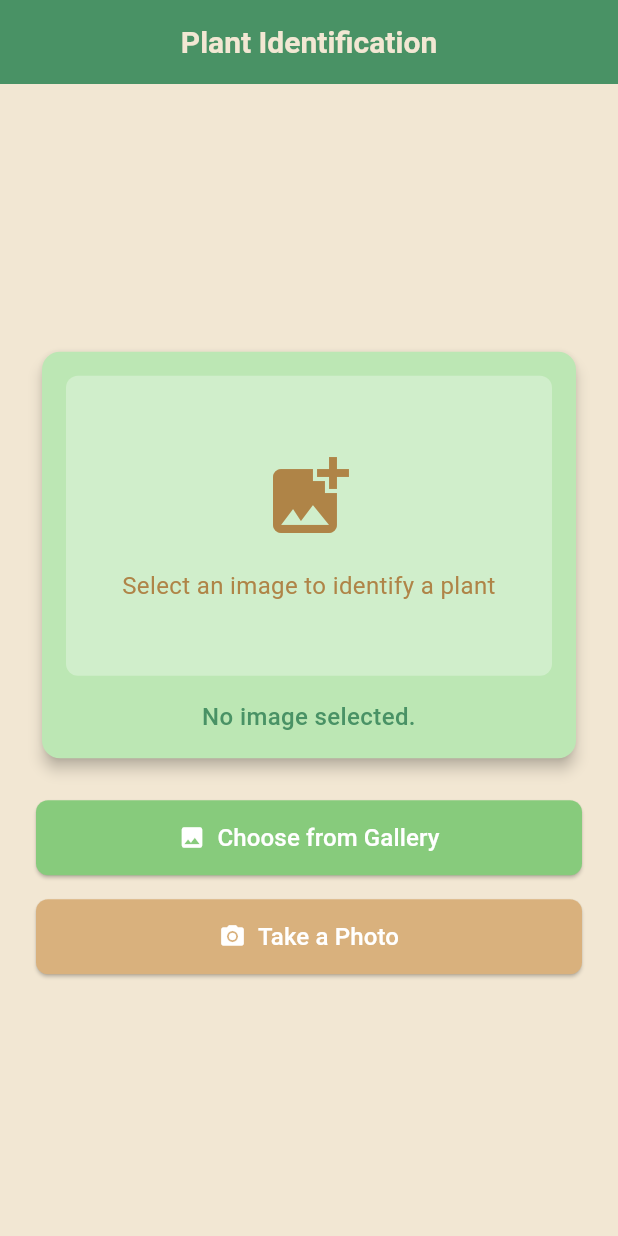
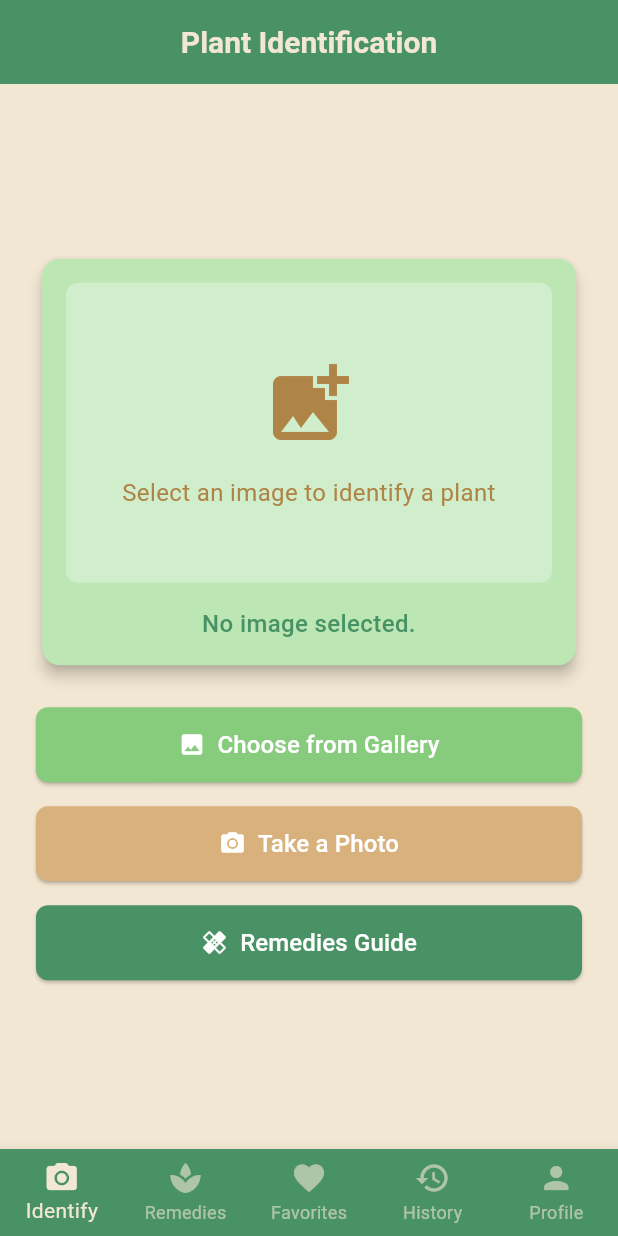
Before and after one commit to khadiijaaaaaaa/medicinal-plants-app, a Flutter app: the ImageClassificationWidget screen opened directly with empty values, on a phone screen of 412 x 824 dp. Run offline on Flutter 3.47's test engine with Material 3 defaults, Android fonts, the phone set to English and light mode, and no system bars; our stand-ins replace image_picker, shared_preferences, sqflite; missing offline and left inert: tflite_flutter; accounts and stored records are empty.

Commit message:
fixing main layout bug

```diff
--- a/flutter_app/lib/screens/image_classification_widget.dart
+++ b/flutter_app/lib/screens/image_classification_widget.dart
@@ -19,7 +19,6 @@ import '../models/identification_history.dart';
 import '../models/plant.dart';
 import '../repositories/identification_history_repository.dart';
 import '../repositories/plant_repository.dart';
-import '../widgets/main_layout.dart';
 
 
 
@@ -127,16 +126,16 @@ class _ImageClassificationWidgetState extends State<ImageClassificationWidget> {
     switch (index) {
       case 0: // Home - already on this page
         break;
-      case 1: // Favorites
+      case 1: // Remedies
+        Navigator.push(
+          context,
+          MaterialPageRoute(builder: (context) => const RemediesPage()),
+        );
+        break;
+      case 2: // Favorites
         Navigator.push(
           context,
           MaterialPageRoute(builder: (context) => const FavoritesScreen()),
-        );
-        break;
-      case 2: // Remedies
-        Navigator.push(
-          context,
-          MaterialPageRoute(builder: (context) => RemediesPage()),
         );
         break;
       case 3: // History
@@ -291,10 +290,7 @@ class _ImageClassificationWidgetState extends State<ImageClassificationWidget> {
 
   @override
   Widget build(BuildContext context) {
-    return MainLayout(
-      userId: widget.userId,
-      initialIndex: 0,
-      child: Scaffold(
+    return Scaffold(
       backgroundColor: const Color(0xFFF2E7D3),
       appBar: AppBar(
         title: const Text(
@@ -450,10 +446,64 @@ class _ImageClassificationWidgetState extends State<ImageClassificationWidget> {
                 ),
                 onPressed: () => _pickImage(ImageSource.camera),
               ),
+              const SizedBox(height: 16),
+              ElevatedButton.icon(
+                style: ElevatedButton.styleFrom(
+                  backgroundColor: const Color(0xFF499265),
+                  foregroundColor: Colors.white,
+                  padding: const EdgeInsets.symmetric(vertical: 12, horizontal: 24),
+                  minimumSize: const Size(double.infinity, 50),
+                  shape: RoundedRectangleBorder(
+                    borderRadius: BorderRadius.circular(8),
+                  ),
+                ),
+                icon: const Icon(Icons.healing),
+                label: const Text(
+                  "Remedies Guide",
+                  style: TextStyle(fontSize: 16),
+                ),
+                onPressed: () {
+                  Navigator.push(
+                    context,
+                    MaterialPageRoute(
+                      builder: (context) => RemediesPage(),
+                    ),
+                  );
+                },
+              ),
             ],
           ),
         ),
       ),
+      bottomNavigationBar: BottomNavigationBar(
+        currentIndex: _currentIndex,
+        onTap: _onTabTapped,
+        type: BottomNavigationBarType.fixed,
+        backgroundColor: const Color(0xFF499265),
+        selectedItemColor: const Color(0xFFF2E7D3),
+        unselectedItemColor: const Color(0xFFF2E7D3).withOpacity(0.6),
+        items: const [
+          BottomNavigationBarItem(
+            icon: Icon(Icons.camera_alt),
+            label: 'Identify',
+          ),
+          BottomNavigationBarItem(
+            icon: Icon(Icons.spa),
+            label: 'Remedies',
+          ),
+          BottomNavigationBarItem(
+            icon: Icon(Icons.favorite),
+            label: 'Favorites',
+          ),
+          BottomNavigationBarItem(
+            icon: Icon(Icons.history),
+            label: 'History',
+          ),
+          BottomNavigationBarItem(
+            icon: Icon(Icons.person),
+            label: 'Profile',
+          ),
+        ],
       ),
     );
   }
```
Lines whose indentation alone changed are shown as unchanged.
